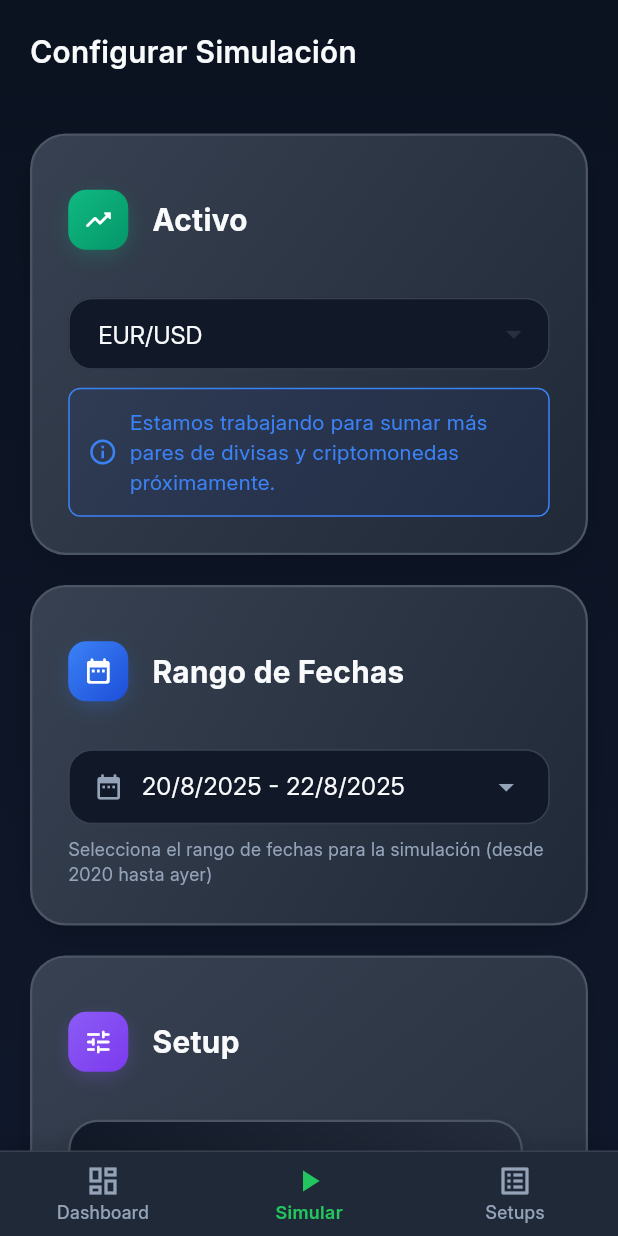
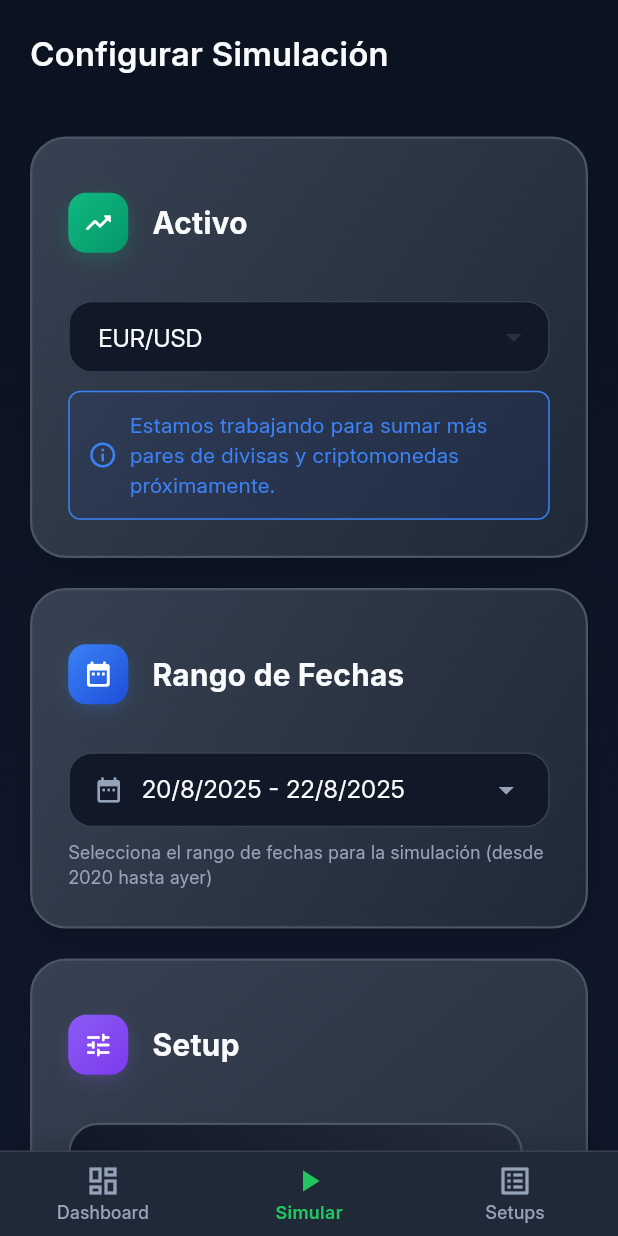
Before and after one commit to BautistaMendibe/timetrader, a Flutter app: the screen it shows once a user with an empty profile is signed in, item 2 of the bottom bar chosen, on a phone screen of 412 x 824 dp. Run offline on Flutter 3.47's test engine with Material 3 defaults, Android fonts, the phone set to English and light mode, and no system bars; our stand-ins replace cloud_firestore, csv, firebase_auth, firebase_core, google_sign_in, tuple and 1 more; accounts and stored records are empty.

Commit message:
refactor: increase font size in SimulationSetupScreen header for improved readability

```diff
--- a/lib/src/screens/simulation_setup_screen.dart
+++ b/lib/src/screens/simulation_setup_screen.dart
@@ -750,7 +750,7 @@ class _SimulationSetupScreenState extends State<SimulationSetupScreen> {
             style: TextStyle(
               color: Color(0xFFF8FAFC),
               fontWeight: FontWeight.w600,
-              fontSize: 20,
+              fontSize: 22,
               fontFamily: 'Inter',
             ),
           ),
```
